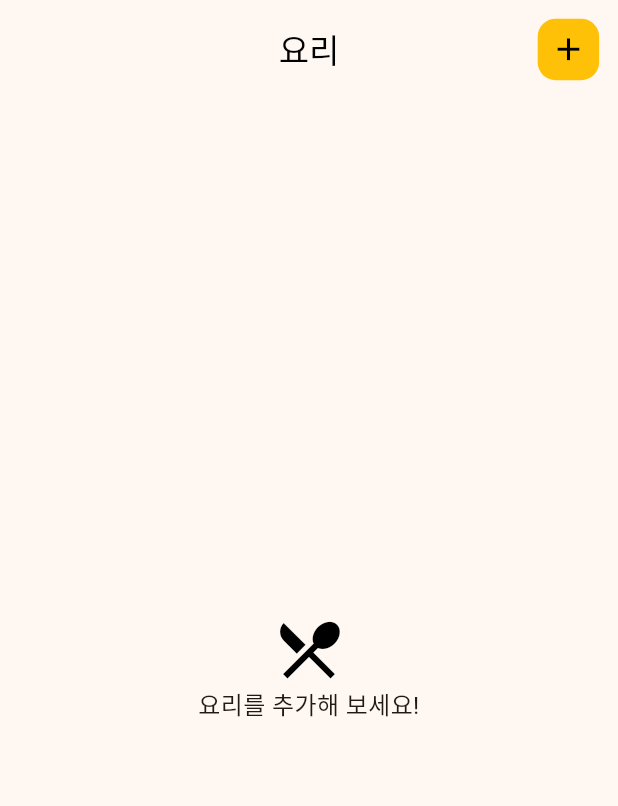
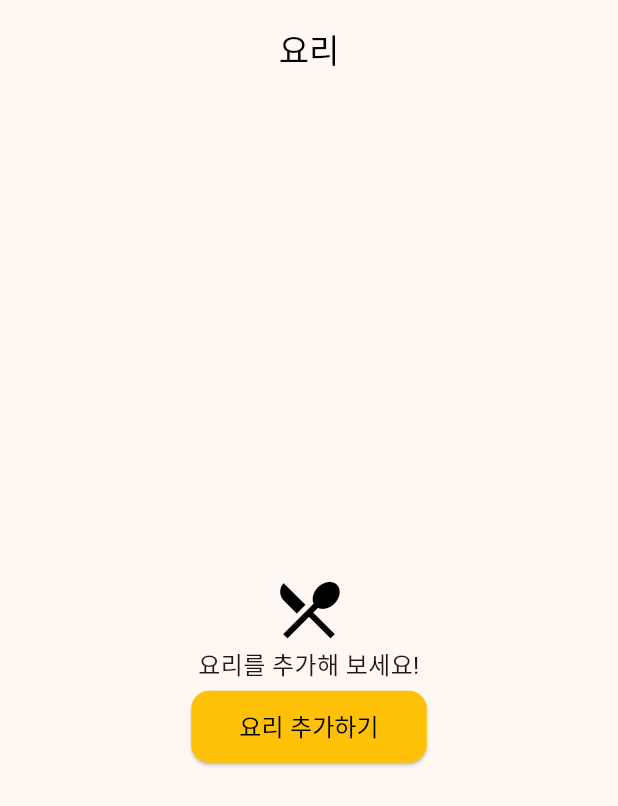
Before and after one commit to Mango-Fridge/Frontend, a Flutter app: the CookView screen opened by its route, on a phone screen of 412 x 824 dp. Shown: the top 806 px of the screen. Run offline on Flutter 3.47's test engine with Material 3 defaults, Android fonts, the phone set to English and light mode, and no system bars; our stand-ins replace dio, flutter_dotenv, flutter_riverpod, fluttertoast, freezed_annotation, go_router and 6 more; missing offline and left inert: kakao_flutter_sdk; accounts and stored records are empty; generated files the repository leaves out were written again; network calls fail.

Commit message:
[Task]: Cook - UI - 요리 유무에 따른 추가 버튼 위치 #144

```diff
--- a/lib/view/cook/widget/cook_view.dart
+++ b/lib/view/cook/widget/cook_view.dart
@@ -42,7 +42,9 @@ class _CookViewState extends ConsumerState<CookView> {
         centerTitle: true,
         toolbarHeight: design.screenHeight * 0.08,
         // + 버튼 -> 클릭 시 add_cook_view로 이동
+        // 요리가 없다면 보이지 않음
         actions: <Widget>[
+          if (_cookState!.cookList!.isNotEmpty)
             Padding(
               padding: EdgeInsets.only(right: design.marginAndPadding),
               child: IconButton(
@@ -180,15 +182,36 @@ class _CookViewState extends ConsumerState<CookView> {
   }
 
   Widget _noCookView() {
-    return const Center(
+    return Center(
       child: Column(
         children: <Widget>[
-          Spacer(),
-          Icon(Icons.local_dining, size: 50, color: Colors.black),
-          Text(
+          const Spacer(),
+          const Icon(Icons.local_dining, size: 50, color: Colors.black),
+          const Text(
             "요리를 추가해 보세요!",
             textAlign: TextAlign.center,
             style: TextStyle(fontSize: 16),
+          ),
+          const SizedBox(height: 5),
+          // 요리 추가 버튼
+          ElevatedButton(
+            onPressed: () {
+              context.push('/addCook');
+            },
+            style: ElevatedButton.styleFrom(
+              backgroundColor: Colors.amber,
+              shape: RoundedRectangleBorder(
+                borderRadius: BorderRadius.circular(12.0),
+              ),
+              padding: const EdgeInsets.symmetric(
+                horizontal: 32.0,
+                vertical: 12.0,
+              ),
+            ),
+            child: const Text(
+              '요리 추가하기',
+              style: TextStyle(color: Colors.black, fontSize: 16),
+            ),
           ),
           Spacer(),
         ],
```
Lines whose indentation alone changed are shown as unchanged.
